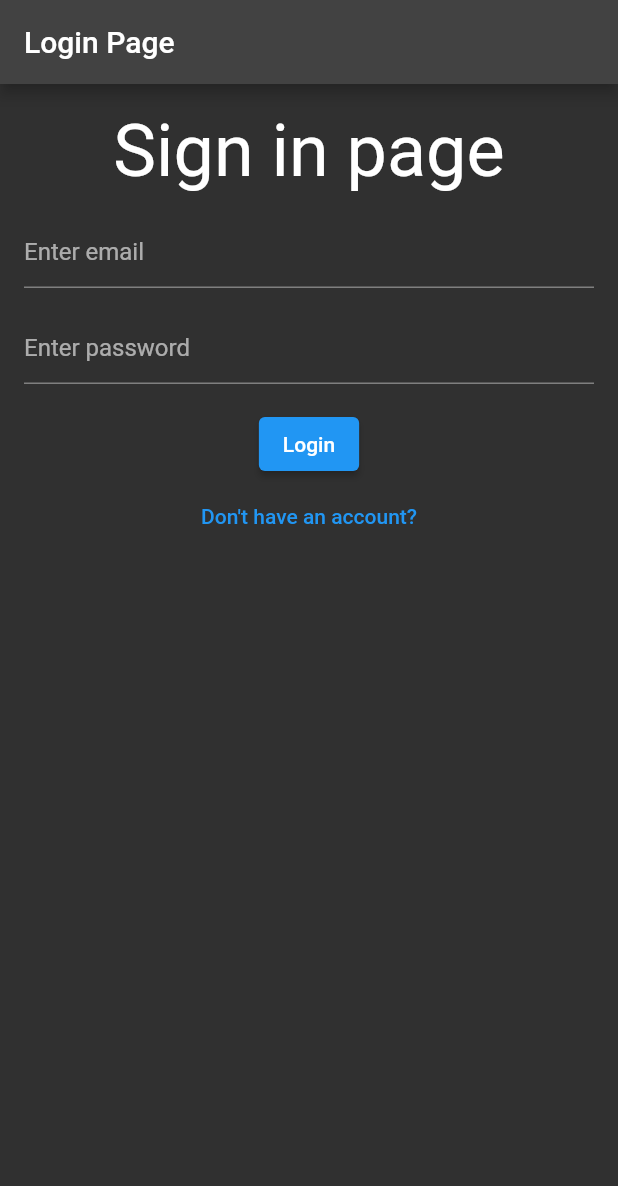
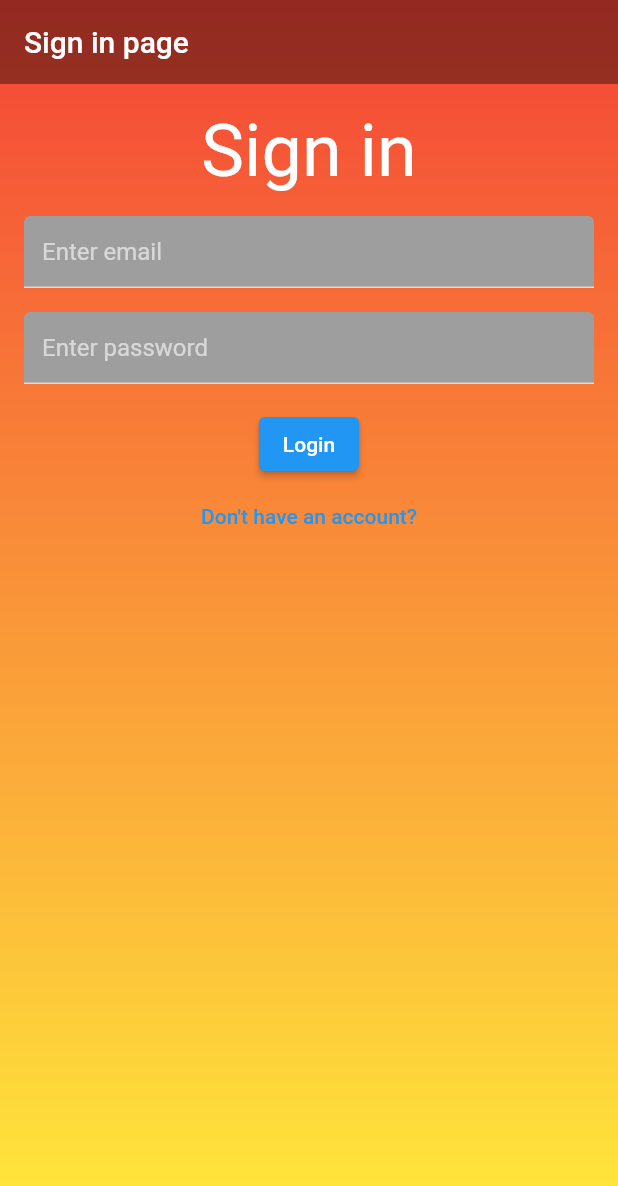
Before and after one commit to MathiasYde/casino_app, a Flutter app: the screen it shows after launch, on a phone screen of 412 x 824 dp. Shown: the top 1186 px of the screen. Run offline on Flutter 3.47's test engine with Material 2 defaults, Android fonts, the phone set to English and light mode, and no system bars; our stand-ins replace cloud_firestore, firebase_auth, firebase_core, form_validator, freezed_annotation, hooks_riverpod; accounts and stored records are empty; generated files the repository leaves out were written again.

Commit message:
fix merge conflict and made ui for login page

```diff
--- a/lib/pages/login_page.dart
+++ b/lib/pages/login_page.dart
@@ -23,41 +23,7 @@ class LoginPageState extends State<LoginPage> {
     passwordController.dispose();
   }
 
-  @override
-  Widget build(BuildContext context) {
-    return Scaffold(
-      appBar: AppBar(
-        title: const Text("Login Page"),
-      ),
-      body: Form(
-        key: formKey,
-        child: Padding(
-          padding: const EdgeInsets.all(16.0),
-          child: Column(
-            mainAxisAlignment: MainAxisAlignment.start,
-            children: [
-              const Text("Sign in page", style: TextStyle(fontSize: 48)),
-              const Padding(padding: EdgeInsets.symmetric(vertical: 8)),
-              Column(
-                children: [
-                  TextFormField(
-                    decoration: const InputDecoration(hintText: "Enter email"),
-                    validator: ValidationBuilder().email().build(),
-                    controller: emailController,
-                  ),
-                  const Padding(padding: EdgeInsets.symmetric(vertical: 8)),
-                  TextFormField(
-                    decoration:
-                        const InputDecoration(hintText: "Enter password"),
-                    validator:
-                        ValidationBuilder().minLength(6).maxLength(27).build(),
-                    controller: passwordController,
-                  ),
-                ],
-              ),
-              const Padding(padding: EdgeInsets.symmetric(vertical: 8)),
-              ElevatedButton(
-                onPressed: () async {
+  void _signin() async {
     if (!formKey.currentState!.validate()) {
       return;
     }
@@ -77,7 +43,62 @@ class LoginPageState extends State<LoginPage> {
       SnackBar snackBar = SnackBar(content: Text("$e"));
       ScaffoldMessenger.of(context).showSnackBar(snackBar);
     }
-                },
+  }
+
+  @override
+  Widget build(BuildContext context) {
+    return Container(
+      decoration: const BoxDecoration(
+          gradient: LinearGradient(
+        colors: [Colors.red, Colors.yellow],
+        begin: Alignment.topCenter,
+        end: Alignment.bottomCenter,
+      )),
+      child: Scaffold(
+        backgroundColor: Colors.transparent,
+        appBar: AppBar(
+          title: const Text("Sign in page"),
+          backgroundColor: const Color.fromARGB(100, 0, 0, 0),
+          shadowColor: Colors.transparent,
+        ),
+        body: Form(
+          key: formKey,
+          child: Padding(
+            padding: const EdgeInsets.all(16.0),
+            child: Column(
+              mainAxisAlignment: MainAxisAlignment.start,
+              children: [
+                const Text("Sign in", style: TextStyle(fontSize: 48)),
+                const Padding(padding: EdgeInsets.symmetric(vertical: 8)),
+                Column(
+                  children: [
+                    TextFormField(
+                      decoration: const InputDecoration(
+                        hintText: "Enter email",
+                        filled: true,
+                        fillColor: Colors.grey,
+                      ),
+                      validator: ValidationBuilder().email().build(),
+                      controller: emailController,
+                    ),
+                    const Padding(padding: EdgeInsets.symmetric(vertical: 8)),
+                    TextFormField(
+                      decoration: const InputDecoration(
+                        hintText: "Enter password",
+                        filled: true,
+                        fillColor: Colors.grey,
+                      ),
+                      validator: ValidationBuilder()
+                          .minLength(6)
+                          .maxLength(27)
+                          .build(),
+                      controller: passwordController,
+                    ),
+                  ],
+                ),
+                const Padding(padding: EdgeInsets.symmetric(vertical: 8)),
+                ElevatedButton(
+                  onPressed: (() => _signin()),
                   child: const Text("Login"),
                 ),
                 TextButton(
@@ -88,9 +109,12 @@ class LoginPageState extends State<LoginPage> {
                       return const SignupPage();
                     }));
                   },
-                child: const Text("Don't have an account?"),
+                  child: const Text(
+                    "Don't have an account?",
+                  ),
                 )
               ],
+            ),
           ),
         ),
       ),
```
Lines whose indentation alone changed are shown as unchanged.
